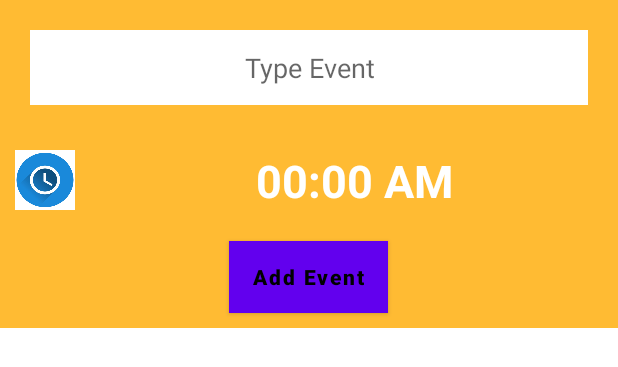
After one commit to AntrayS/Senior-Project, an Android app: the layout add_newevent_layout.xml on its own in the app's theme, with its tools: preview values and no code run, on a phone screen of 412 x 824 dp. The commit adds this screen. Shown: the top 367 px of the screen. Run offline under Robolectric (Android 15) with nearby library versions, the phone set to English and light mode, and no system bars.

Commit message:
Event Calendar Update #1
Calendar days should now be visible and users should now be able to make events!

```diff
--- /dev/null
+++ b/app/src/main/res/layout/add_newevent_layout.xml
@@ -0,0 +1,51 @@
+<?xml version="1.0" encoding="utf-8"?>
+<LinearLayout xmlns:android="http://schemas.android.com/apk/res/android"
+    android:orientation="vertical"
+    android:layout_width="match_parent"
+    android:layout_height="wrap_content"
+    android:background="@android:color/holo_orange_light">
+
+    <EditText
+        android:layout_width="match_parent"
+        android:layout_height="50dp"
+        android:background="@android:color/white"
+        android:hint="Type Event"
+        android:inputType="textShortMessage"
+        android:layout_margin="20dp"
+        android:id="@+id/events_id"
+        android:gravity="center"/>
+    <LinearLayout
+        android:layout_width="match_parent"
+        android:layout_height="wrap_content"
+        android:orientation="horizontal">
+        <ImageButton
+            android:layout_width="40dp"
+            android:layout_height="40dp"
+            android:background="@mipmap/time_icon"
+            android:layout_margin="10dp"
+            android:id="@+id/seteventtime"/>
+        <TextView
+            android:layout_width="match_parent"
+            android:layout_height="wrap_content"
+            android:text="00:00 AM"
+            android:gravity="center"
+            android:textSize="30sp"
+            android:textColor="@android:color/white"
+            android:textStyle="bold"
+            android:id="@+id/eventtime"
+            android:layout_margin="10dp"/>
+    </LinearLayout>
+
+    <Button
+        android:layout_width="wrap_content"
+        android:layout_height="wrap_content"
+        android:text="Add Event"
+        android:layout_gravity="center"
+        android:layout_margin="10dp"
+        android:textAllCaps="false"
+        android:textStyle="bold"
+        android:textColor="@android:color/black"
+        android:background="@android:color/white"
+        android:id="@+id/addevent"/>
+
+</LinearLayout>
--- a/app/src/main/res/values/colors.xml
+++ b/app/src/main/res/values/colors.xml
@@ -7,4 +7,9 @@
     <color name="teal_700">#FF018786</color>
     <color name="black">#FF000000</color>
     <color name="white">#FFFFFFFF</color>
+
+    <color name="colorPrimary">#008577</color>
+    <color name="colorPrimaryDark">#00574B</color>
+    <color name="colorAccent">#D81B60</color>
+    <color name="green">@android:color/holo_green_dark</color>
 </resources>
```
Also changed, not shown: app/src/main/java/com/example/easymeets/CustomCalendarView.java (+93 -4 lines), app/src/main/java/com/example/easymeets/ui/MyGridAdapter.java (added, +81 -0 lines), app/src/main/res/layout/show_events_layout.xml (added, +14 -0 lines), app/src/main/res/layout/single_cell_layout.xml (added, +24 -0 lines).
